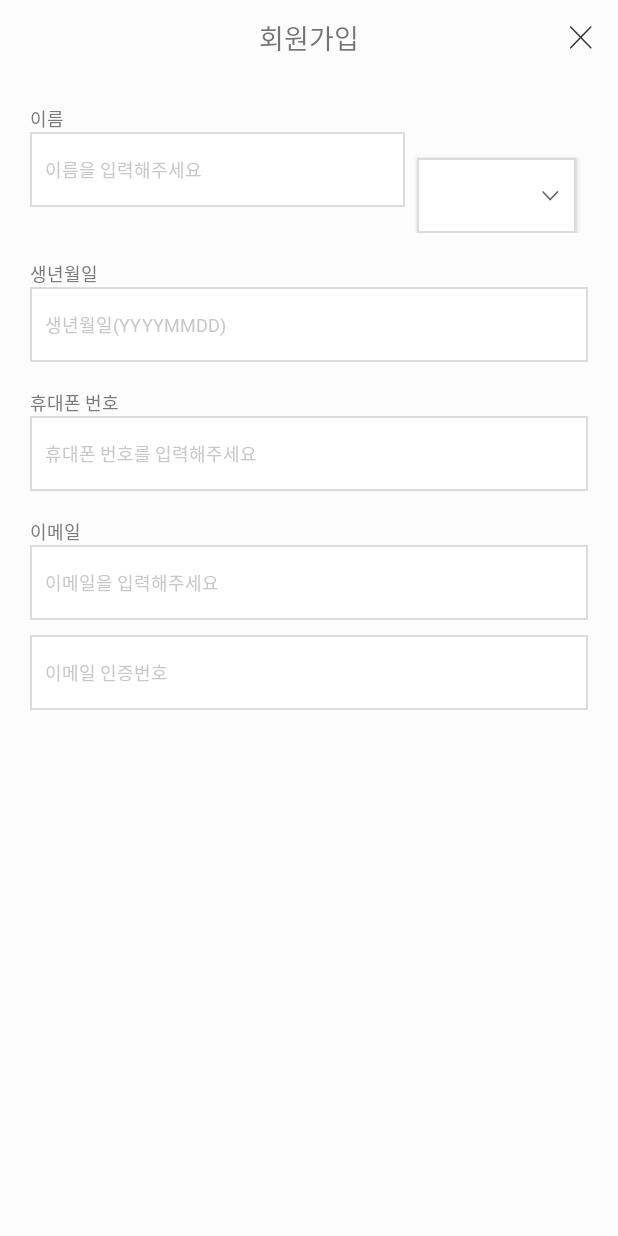
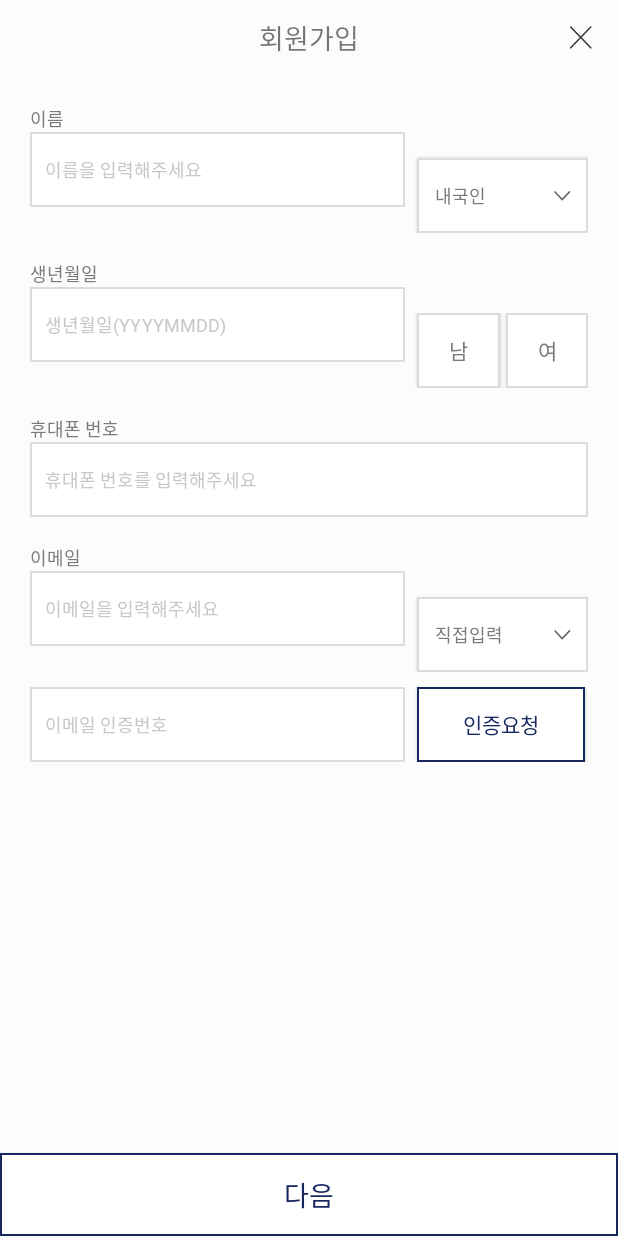
Before and after one commit to nueag/tia-assignment, an Android app: the screen it shows after launch (EditTextView), on a phone screen of 412 x 824 dp. Run offline under Robolectric (Android 15) with nearby library versions, the phone set to English and light mode, and no system bars.

Commit message:
[FEAT] 9nd_assignment

```diff
--- /dev/null
+++ b/app/src/main/res/drawable/verify_box.xml
@@ -0,0 +1,7 @@
+<?xml version="1.0" encoding="utf-8"?>
+<shape xmlns:android="http://schemas.android.com/apk/res/android"
+    android:shape="rectangle">
+    <stroke android:color="@color/main"
+        android:width="1dp" />
+    <solid android:color="@color/white" />
+</shape>
--- a/app/src/main/res/layout/edit_text.xml
+++ b/app/src/main/res/layout/edit_text.xml
@@ -1,19 +1,22 @@
 <?xml version="1.0" encoding="utf-8"?>
 <androidx.constraintlayout.widget.ConstraintLayout xmlns:android="http://schemas.android.com/apk/res/android"
+    xmlns:app="http://schemas.android.com/apk/res-auto"
     xmlns:tools="http://schemas.android.com/tools"
     android:layout_width="match_parent"
     android:layout_height="match_parent"
-    xmlns:app="http://schemas.android.com/apk/res-auto"
     android:background="@color/basic">
 
     <RelativeLayout
         android:layout_width="match_parent"
         android:layout_height="match_parent"
-        android:orientation="vertical">
+        android:orientation="vertical"
+        tools:ignore="MissingConstraints">
+
         <RelativeLayout
+            android:id="@+id/title_view"
             android:layout_width="match_parent"
-            android:layout_height="wrap_content"
-            android:id="@+id/title_view">
+            android:layout_height="wrap_content">
+
             <TextView
                 android:layout_width="match_parent"
                 android:layout_height="50dp"
@@ -21,78 +24,175 @@
                 android:gravity="center"
                 android:text="@string/edit_text_title"
                 android:textSize="18sp" />
+
             <android.widget.ImageButton
                 android:id="@+id/close_btn"
                 android:layout_width="30dp"
                 android:layout_height="46dp"
+                android:layout_alignParentEnd="true"
+                android:layout_centerInParent="true"
                 android:layout_marginEnd="10dp"
                 android:background="@drawable/btn_close"
-                android:layout_alignParentEnd="true"
-                android:layout_centerInParent="true"
                 tools:ignore="MissingConstraints" />
         </RelativeLayout>
+
         <LinearLayout
             android:layout_width="match_parent"
             android:layout_height="match_parent"
+            android:layout_below="@+id/title_view"
             android:layout_margin="20dp"
-            android:orientation="vertical"
-            android:layout_below="@+id/title_view">
+            android:orientation="vertical">
 
             <RelativeLayout
                 android:layout_width="wrap_content"
-                android:layout_height="85dp" >
+                android:layout_height="85dp">
+
                 <com.example.tiaapplication.SignUpBox
                     android:id="@+id/name_input_box"
                     android:layout_width="250dp"
                     android:layout_height="wrap_content"
-                    app:text="@string/edit_text_name"
-                    app:hint="@string/edit_text_name_hint" />
+                    app:hint="@string/edit_text_name_hint"
+                    app:text="@string/edit_text_name" />
+
                 <android.widget.Button
                     android:layout_width="wrap_content"
                     android:layout_height="50dp"
-                    android:background="@drawable/bg_spinner"
-                    android:layout_marginStart="8dp"
-                    android:layout_marginEnd="8dp"
                     android:layout_alignParentEnd="true"
                     android:layout_alignParentBottom="true"
-                    android:layout_toRightOf="@id/name_input_box"/>
+                    android:layout_marginStart="8dp"
+                    android:layout_toRightOf="@id/name_input_box"
+                    android:background="@drawable/bg_spinner"
+                    android:fontFamily="@font/notosans_regular_ttf"
+                    android:gravity="left|center_vertical"
+                    android:paddingStart="12dp"
+                    android:text="내국인"
+                    android:textColor="@color/text_default_2"
+                    android:textSize="12sp" />
+            </RelativeLayout>
+
+            <RelativeLayout
+                android:layout_width="wrap_content"
+                android:layout_height="103dp">
+
+                <com.example.tiaapplication.SignUpBox
+                    android:id="@+id/birth_input_box"
+                    android:layout_width="250dp"
+                    android:layout_height="wrap_content"
+                    android:layout_marginTop="18dp"
+                    app:hint="@string/edit_text_birth_hint"
+                    app:text="@string/edit_text_birth" />
+
+                <LinearLayout
+                    android:layout_width="wrap_content"
+                    android:layout_height="50dp"
+                    android:layout_alignParentEnd="true"
+                    android:layout_alignParentBottom="true"
+                    android:layout_toRightOf="@id/birth_input_box"
+                    android:orientation="horizontal">
+
+                    <android.widget.Button
+                        android:layout_width="wrap_content"
+                        android:layout_height="50dp"
+                        android:layout_marginStart="8dp"
+                        android:layout_marginEnd="2dp"
+                        android:layout_weight="1"
+                        android:background="@drawable/login_main_edittext"
+                        android:fontFamily="@font/notosans_regular_ttf"
+                        android:text="남"
+                        android:textColor="@color/text_default_2"
+                        android:textSize="14sp" />
+
+                    <android.widget.Button
+                        android:layout_width="wrap_content"
+                        android:layout_height="50dp"
+                        android:layout_marginStart="2dp"
+                        android:layout_weight="1"
+                        android:background="@drawable/login_main_edittext"
+                        android:fontFamily="@font/notosans_regular_ttf"
+                        android:text="여"
+                        android:textColor="@color/text_default_2"
+                        android:textSize="14sp" />
+                </LinearLayout>
             </RelativeLayout>
 
             <com.example.tiaapplication.SignUpBox
                 android:layout_width="match_parent"
                 android:layout_height="wrap_content"
                 android:layout_marginTop="18dp"
-                app:text="@string/edit_text_birth"
-                app:hint="@string/edit_text_birth_hint" />
+                app:hint="@string/edit_text_phone_hint"
+                app:text="@string/edit_text_phone" />
+
+            <RelativeLayout
+                android:layout_width="wrap_content"
+                android:layout_height="103dp">
 
                 <com.example.tiaapplication.SignUpBox
-                android:layout_width="match_parent"
+                    android:id="@+id/email_input_box"
+                    android:layout_width="250dp"
                     android:layout_height="wrap_content"
                     android:layout_marginTop="18dp"
-                app:text="@string/edit_text_phone"
-                app:hint="@string/edit_text_phone_hint" />
+                    app:hint="@string/edit_text_email_hint"
+                    app:text="@string/edit_text_email" />
 
-            <com.example.tiaapplication.SignUpBox
+                <android.widget.Button
+                    android:layout_width="wrap_content"
+                    android:layout_height="50dp"
+                    android:layout_alignParentEnd="true"
+                    android:layout_alignParentBottom="true"
+                    android:layout_marginStart="8dp"
+                    android:layout_toRightOf="@id/email_input_box"
+                    android:background="@drawable/bg_spinner"
+                    android:fontFamily="@font/notosans_regular_ttf"
+                    android:gravity="left|center_vertical"
+                    android:paddingStart="12dp"
+                    android:text="직접입력"
+                    android:textColor="@color/text_default_2"
+                    android:textSize="12sp" />
+
+            </RelativeLayout>
+
+            <RelativeLayout
                 android:layout_width="match_parent"
-                android:layout_height="wrap_content"
-                android:layout_marginTop="18dp"
-                app:text="@string/edit_text_email"
-                app:hint="@string/edit_text_email_hint" />
+                android:layout_height="60dp">
 
                 <EditText
-                android:layout_width="match_parent"
+                    android:id="@+id/email_verify_box"
+                    android:layout_width="250dp"
                     android:layout_height="50dp"
                     android:layout_gravity="center"
                     android:layout_marginTop="10dp"
+                    android:background="@drawable/login_main_edittext"
+                    android:fontFamily="@font/notosans_regular_ttf"
+                    android:hint="@string/edit_text_email_verify"
                     android:paddingStart="10dp"
+                    android:textColor="@color/black"
+                    android:textColorHint="@color/gray"
+                    android:textSize="12sp" />
+
+                <android.widget.Button
+                    android:layout_width="match_parent"
+                    android:layout_height="50dp"
+                    android:layout_marginStart="8dp"
+                    android:layout_marginEnd="2dp"
+                    android:layout_weight="1"
+                    android:background="@drawable/verify_box"
                     android:fontFamily="@font/notosans_regular_ttf"
-                android:textColor="@color/black"
-                android:textSize="12sp"
-                android:hint="@string/edit_text_email_verify"
-                android:textColorHint="@color/gray"
-                android:background="@drawable/login_main_edittext" />
+                    android:layout_toRightOf="@id/email_verify_box"
+                    android:layout_alignParentBottom="true"
+                    android:text="인증요청"
+                    android:textColor="@color/main"
+                    android:textSize="14sp" />
+            </RelativeLayout>
 
         </LinearLayout>
+        <android.widget.Button
+            android:layout_width="match_parent"
+            android:layout_height="55dp"
+            android:background="@drawable/verify_box"
+            android:layout_alignParentBottom="true"
+            android:text="다음"
+            android:textSize="18sp"
+            android:textColor="@color/main"/>
 
     </RelativeLayout>
 
```
Lines whose indentation alone changed are shown as unchanged.
